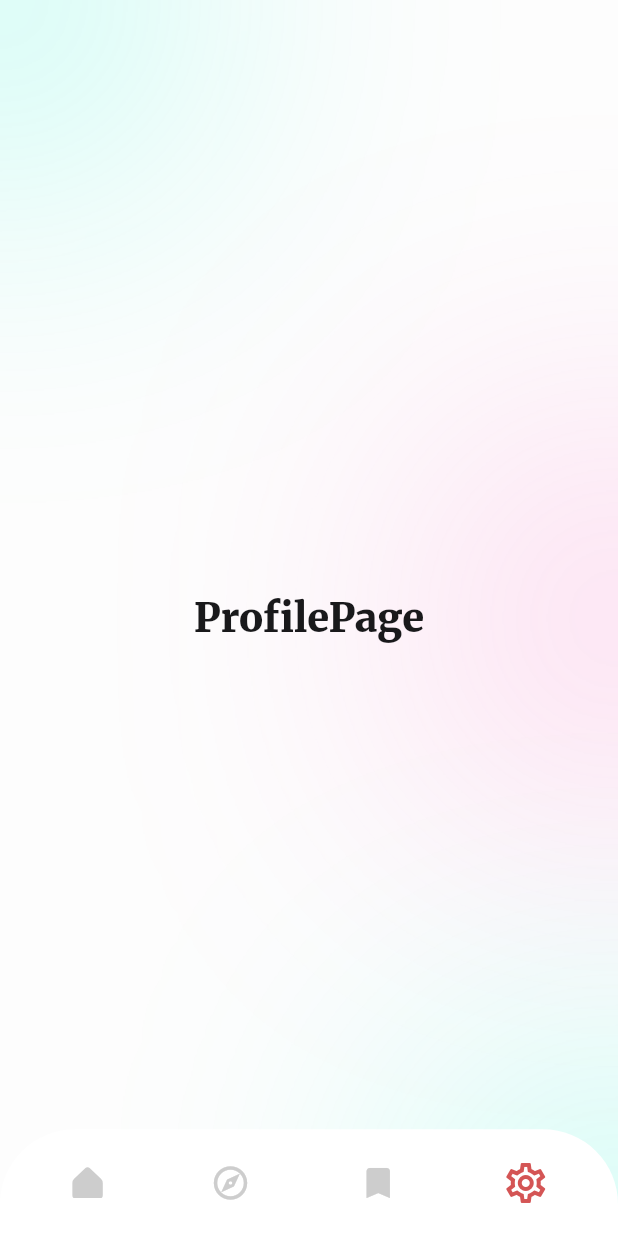
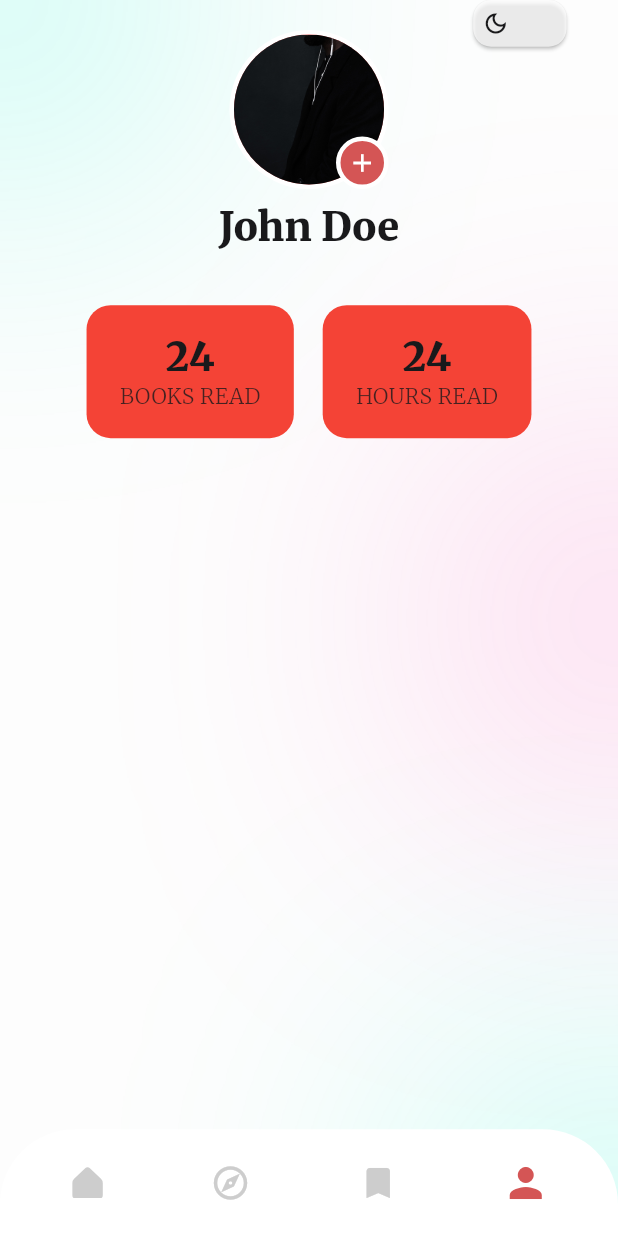
Before and after one commit to Mohamedismaell/Book_reading_flutter_app, a Flutter app: the TabsShell screen opened by its route, swiped to page 4, on a phone screen of 412 x 824 dp. Run offline on Flutter 3.47's test engine with Material 3 defaults, Android fonts, the phone set to English and light mode, and no system bars; our stand-ins replace bloc, device_preview, dio, equatable, flutter_bloc, flutter_screenutil and 5 more; missing offline and left inert: data_connection_checker_tv; accounts and stored records are empty.

Commit message:
Revamp profile page and theme icon UI
Enhanced the profile page with a user avatar, name, and status widgets for books and hours read. Refactored ThemeIcon to support custom positioning and improved its UI with an animated button. Updated light theme button shape and replaced settings icon with a person icon in bottom navigation. Minor code cleanups and added missing imports for API consumer.

```diff
--- a/src/lib/core/database/api/api_consumer.dart
+++ b/src/lib/core/database/api/api_consumer.dart
@@ -1,3 +1,5 @@
+import 'package:dio/dio.dart';
+
 abstract class ApiConsumer {
   Future<dynamic> get(
     String path, {
--- a/src/lib/core/database/api/api_interceptor.dart
+++ b/src/lib/core/database/api/api_interceptor.dart
@@ -4,10 +4,7 @@ import 'end_points.dart';
 
 class ApiInterceptor extends Interceptor {
   @override
-  void onRequest(
-    RequestOptions options,
-    RequestInterceptorHandler handler,
-  ) {
+  void onRequest(RequestOptions options, RequestInterceptorHandler handler) {
     options.baseUrl = EndPoints.baseUrl;
 
     super.onRequest(options, handler);
--- a/src/lib/core/theme/theme_data/light_theme_data.dart
+++ b/src/lib/core/theme/theme_data/light_theme_data.dart
@@ -25,7 +25,7 @@ ThemeData getLightTheme() {
       style: ElevatedButton.styleFrom(
         backgroundColor: lightColorScheme.primary,
         foregroundColor: lightColorScheme.onPrimary,
-        shape: RoundedRectangleBorder(borderRadius: BorderRadius.circular(24)),
+        shape: RoundedRectangleBorder(borderRadius: BorderRadius.circular(12)),
       ),
     ),
   );
--- a/src/lib/core/widget/theme_icon.dart
+++ b/src/lib/core/widget/theme_icon.dart
@@ -1,25 +1,57 @@
+import 'package:bookreading/core/helper/size_provider/sized_helper_extension.dart';
+import 'package:bookreading/core/theme/extensions/theme_extension.dart';
 import 'package:flutter/material.dart';
 import 'package:flutter_bloc/flutter_bloc.dart';
 
 import '../theme/cubit/theme_cubit.dart';
 
 class ThemeIcon extends StatelessWidget {
-  const ThemeIcon({super.key});
-
+  const ThemeIcon({super.key, this.top, this.right});
+  final double? top;
+  final double? right;
   @override
   Widget build(BuildContext context) {
     return BlocBuilder<ThemeCubit, ThemeState>(
       builder: (context, state) {
         return Positioned(
-          top: MediaQuery.sizeOf(context).height * 0.05,
-          right: MediaQuery.sizeOf(context).width * 0.05,
-          child: IconButton(
-            onPressed: () {
-              context.read<ThemeCubit>().toggleTheme();
-            },
-            icon: state.isLight
-                ? const Icon(Icons.dark_mode_outlined)
-                : const Icon(Icons.light_mode_outlined),
+          top: top ?? MediaQuery.sizeOf(context).height * 0.05,
+          right: right ?? MediaQuery.sizeOf(context).width * 0.05,
+          child: Container(
+            width: context.setMinSize(70),
+            height: context.setMinSize(35),
+
+            color: Colors.transparent,
+            child: Row(
+              mainAxisAlignment: MainAxisAlignment.start,
+              // crossAxisAlignment: CrossAxisAlignment.end,
+              children: [
+                Expanded(
+                  child: ElevatedButton(
+                    onPressed: () => context.read<ThemeCubit>().toggleTheme(),
+                    style: ElevatedButton.styleFrom(
+                      // elevation: 10,
+                      backgroundColor: context.colorTheme.surface.withOpacity(
+                        0.7,
+                      ),
+                      // backgroundColor: Colors.transparent,
+                      padding: EdgeInsets.all(6),
+                    ),
+                    child: AnimatedAlign(
+                      duration: Duration(milliseconds: 300),
+                      alignment: state.isDark
+                          ? Alignment.centerRight
+                          : Alignment.centerLeft,
+                      child: Icon(
+                        state.isDark
+                            ? Icons.light_mode_outlined
+                            : Icons.dark_mode_outlined,
+                        color: context.colorTheme.onSurface,
+                      ),
+                    ),
+                  ),
+                ),
+              ],
+            ),
           ),
         );
       },
--- a/src/lib/features/book/presentation/screens/profile_page.dart
+++ b/src/lib/features/book/presentation/screens/profile_page.dart
@@ -1,11 +1,118 @@
+import 'package:bookreading/core/helper/size_provider/sized_helper_extension.dart';
 import 'package:bookreading/core/theme/extensions/scaled_text.dart';
+import 'package:bookreading/core/theme/extensions/theme_extension.dart';
+import 'package:bookreading/core/widget/theme_icon.dart';
 import 'package:flutter/material.dart';
 
-class ProfilePage extends StatelessWidget {
+class ProfilePage extends StatefulWidget {
   const ProfilePage({super.key});
 
   @override
+  State<ProfilePage> createState() => _ProfilePageState();
+}
+
+class _ProfilePageState extends State<ProfilePage>
+    with AutomaticKeepAliveClientMixin {
+  @override
+  bool get wantKeepAlive => true;
+  @override
   Widget build(BuildContext context) {
-    return Center(child: Text("ProfilePage", style: context.headlineLarge()));
+    super.build(context);
+    return Stack(
+      children: [
+        ListView(
+          // crossAxisAlignment: CrossAxisAlignment.center,
+          // mainAxisAlignment: MainAxisAlignment.center,
+          children: [
+            const SizedBox(height: 20),
+            Container(
+              padding: const EdgeInsets.symmetric(horizontal: 20),
+              child: Column(
+                children: [
+                  _buildImageProfile(context),
+                  SizedBox(height: context.setHeight(10)),
+                  Text('John Doe', style: context.headlineLarge()),
+                  SizedBox(height: context.setHeight(10)),
+                ],
+              ),
+            ),
+            SizedBox(height: context.setHeight(30)),
+            _buildStatus(context),
+          ],
+        ),
+        ThemeIcon(top: 0, right: 15),
+      ],
+    );
   }
 }
+
+Widget _buildImageProfile(BuildContext context) {
+  return Stack(
+    children: [
+      CircleAvatar(
+        radius: 53,
+        backgroundColor: Colors.white,
+        child: CircleAvatar(
+          radius: 50,
+          backgroundImage: AssetImage('assets/images/back_ground_auth.jpg'),
+        ),
+      ),
+      Positioned(
+        bottom: 0,
+        right: 0,
+        child: Container(
+          height: 35,
+          width: 35,
+          decoration: BoxDecoration(
+            color: context.colorTheme.primary,
+            shape: BoxShape.circle,
+            border: Border.all(color: Colors.white, width: 3),
+          ),
+          child: const Icon(Icons.add, color: Colors.white, size: 20),
+        ),
+      ),
+    ],
+  );
+}
+
+Widget _buildStatus(BuildContext context) {
+  return Row(
+    mainAxisAlignment: MainAxisAlignment.center,
+    children: [
+      Container(
+        padding: EdgeInsets.symmetric(
+          horizontal: context.setMinSize(25),
+          vertical: context.setMinSize(20),
+        ),
+        decoration: BoxDecoration(
+          color: Colors.red,
+          borderRadius: BorderRadius.circular(16),
+        ),
+        child: Column(
+          children: [
+            Text('24', style: context.headlineLarge()),
+            Text('BOOKS READ', style: context.bodyMedium()),
+          ],
+        ),
+      ),
+      SizedBox(width: context.setWidth(20)),
+      Container(
+        padding: EdgeInsets.symmetric(
+          horizontal: context.setMinSize(25),
+          vertical: context.setMinSize(20),
+        ),
+        decoration: BoxDecoration(
+          color: Colors.red,
+          borderRadius: BorderRadius.circular(16),
+        ),
+
+        child: Column(
+          children: [
+            Text('24', style: context.headlineLarge()),
+            Text('HOURS READ', style: context.bodyMedium()),
+          ],
+        ),
+      ),
+    ],
+  );
+}
--- a/src/lib/features/book/presentation/widget/bottom_nav.dart
+++ b/src/lib/features/book/presentation/widget/bottom_nav.dart
@@ -25,9 +25,6 @@ class _CustomBottomNav extends StatelessWidget {
   @override
   Widget build(BuildContext context) {
     return Container(
-      // padding: EdgeInsets.zero,
-      // clipBehavior: Clip.none,
-      // width: context.sizeProvider.width,
       height: context.setMinSize(80),
       decoration: BoxDecoration(
         borderRadius: const BorderRadius.only(
@@ -35,7 +32,6 @@ class _CustomBottomNav extends StatelessWidget {
           topRight: Radius.circular(50),
         ),
         color: context.colorTheme.surface,
-        // color: Colors.yellow,
       ),
       child: Padding(
         padding: EdgeInsets.symmetric(horizontal: context.setWidth(50)),
@@ -44,7 +40,6 @@ class _CustomBottomNav extends StatelessWidget {
           children: [
             _NavSvgIcon(
               path: 'assets/icons/home.min.svg',
-              // icon: Icons.home_outlined,
               onTap: () => onTap(0),
               isActive: currentIndex == 0,
             ),
@@ -55,14 +50,12 @@ class _CustomBottomNav extends StatelessWidget {
               isActive: currentIndex == 1,
             ),
             _NavSvgIcon(
-              // path: 'assets/icons/logo.svg',
               icon: Icons.bookmark,
               onTap: () => onTap(2),
               isActive: currentIndex == 2,
             ),
             _NavSvgIcon(
-              // path: 'assets/icons/setting.svg',
-              icon: Icons.settings_outlined,
+              icon: Icons.person_sharp,
               onTap: () => onTap(3),
               isActive: currentIndex == 3,
             ),
@@ -88,8 +81,6 @@ class _NavSvgIcon extends StatelessWidget {
   Widget build(BuildContext context) {
     Color color = isActive ? context.colorTheme.primary : AppColors.grayLighter;
     return SizedBox(
-      // width: context.sizeProvider.width / 5,
-      // height: context.sizeProvider.width / 5,
       child: InkWell(
         onTap: onTap,
         child: AnimatedScale(
@@ -113,4 +104,3 @@ class _NavSvgIcon extends StatelessWidget {
     );
   }
 }
-// Icons.explore_outlined
```
